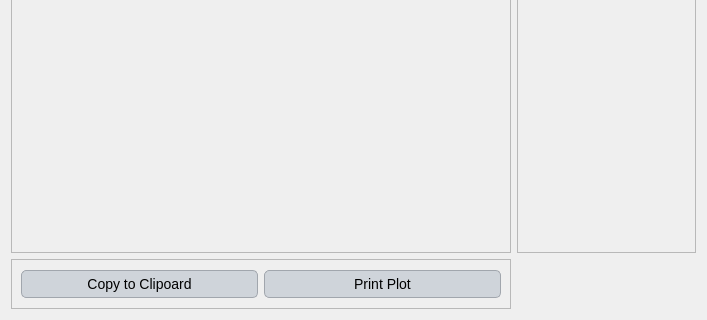
First picture: the form in ui/owq_graph.ui, repository Inigobarbe/VFSMOD-GUI, before the edit; both pictures show x 0 to 707 and y 139 to 459 of the 707 by 459 pixel window.
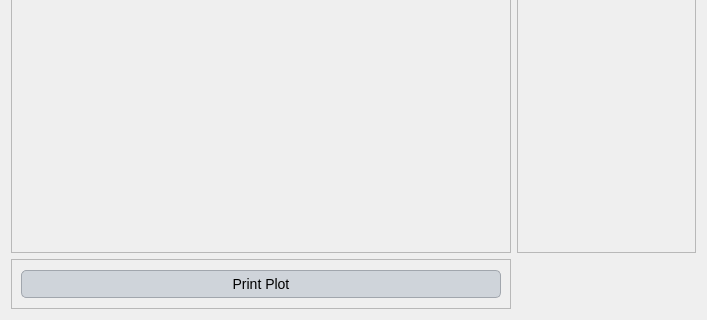
Second picture: the form after the edit.

What changed in the file:
```diff
--- a/ui/owq_graph.ui
+++ b/ui/owq_graph.ui
@@ -173,14 +173,7 @@
       <item row="0" column="0">
        <layout class="QHBoxLayout" name="horizontalLayout">
         <item>
-         <widget class="QPushButton" name="pushButton">
-          <property name="text">
-           <string>Copy to Clipoard</string>
-          </property>
-         </widget>
-        </item>
-        <item>
-         <widget class="QPushButton" name="pushButton_2">
+         <widget class="QPushButton" name="print_graph">
           <property name="text">
            <string>Print Plot</string>
           </property>
```
